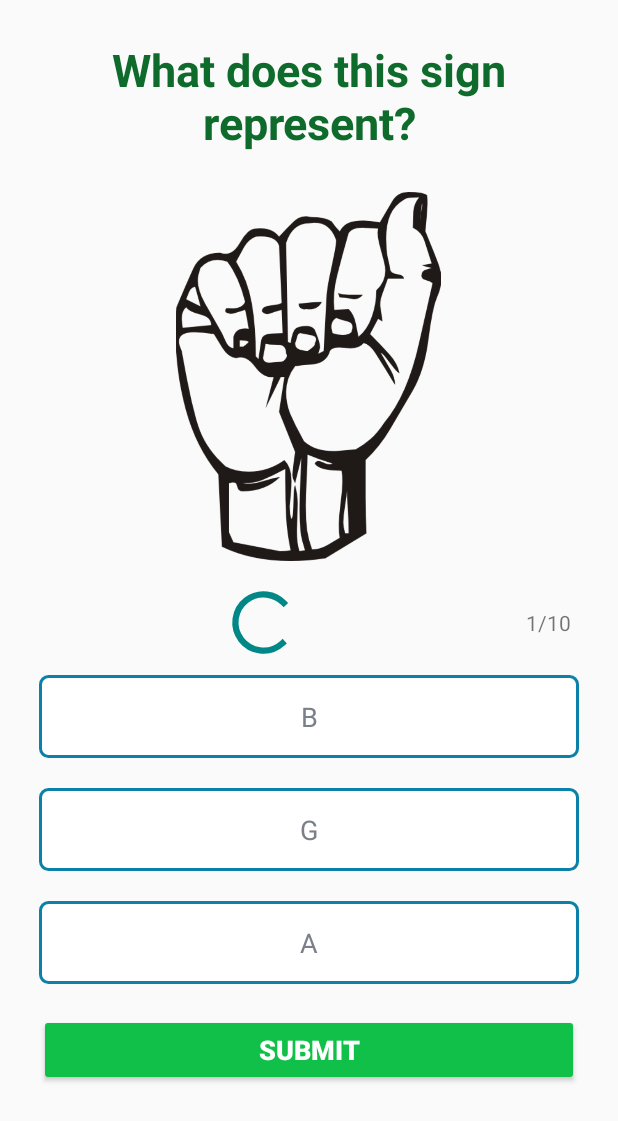
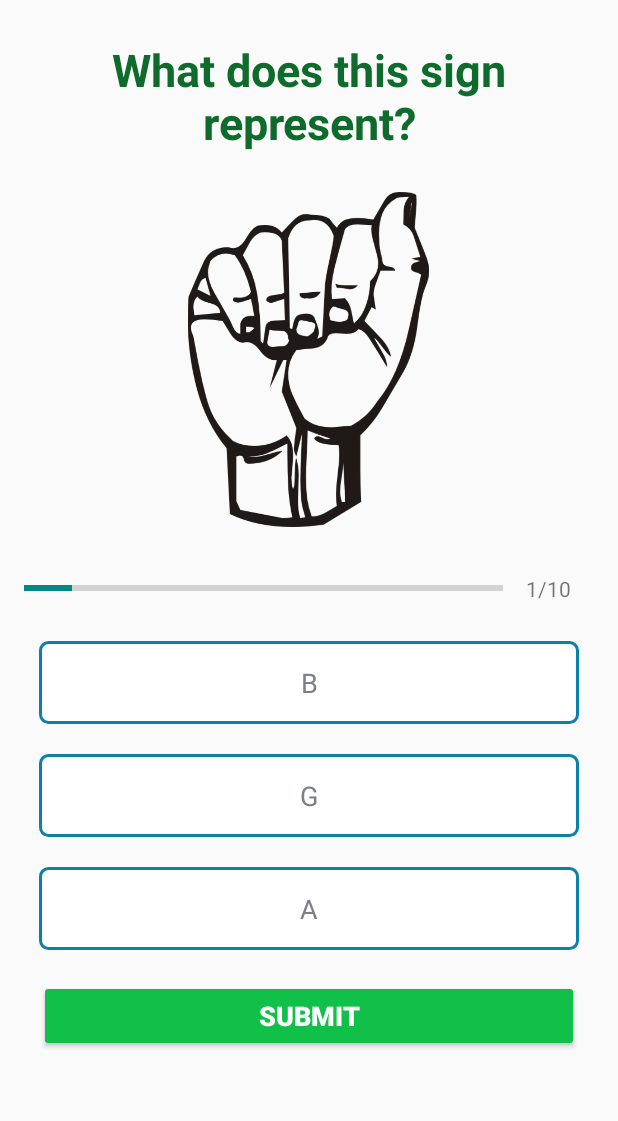
Before and after one commit to denzelbell/ASLBasicsQuizApp, an Android app: the QuizQuestions screen opened directly, with no data from a screen before it, on a phone screen of 412 x 824 dp. Shown: the top 1121 px of the screen. Run offline under Robolectric (Android 15) with nearby library versions, the phone set to English and light mode, and no system bars; 4 statements that could not run were skipped.

Commit message:
- Fixed bugs in UI

```diff
--- a/app/src/main/res/layout/activity_quiz_questions.xml
+++ b/app/src/main/res/layout/activity_quiz_questions.xml
@@ -30,13 +30,12 @@
         android:textStyle="bold"
         />
 
-            <ImageView
-                android:id="@+id/iv_image"
-                android:layout_width="250dp"
-                android:layout_height="246dp"
-                android:layout_marginTop="16dp"
-                app:srcCompat="@drawable/a_letter"
-                />
+        <ImageView
+            android:id="@+id/iv_image"
+            android:layout_width="203sp"
+            android:layout_height="223sp"
+            android:layout_marginTop="16dp"
+            app:srcCompat="@drawable/a_letter" />
 
     <LinearLayout
         android:layout_width="match_parent"
@@ -48,7 +47,7 @@
 
         <ProgressBar
             android:id="@+id/progressBar"
-            style=">android:attr/progressBarStyleHorizontal"
+            style="?android:attr/progressBarStyleHorizontal"
             android:layout_width="0dp"
             android:layout_height="wrap_content"
             android:layout_weight="1"
```
